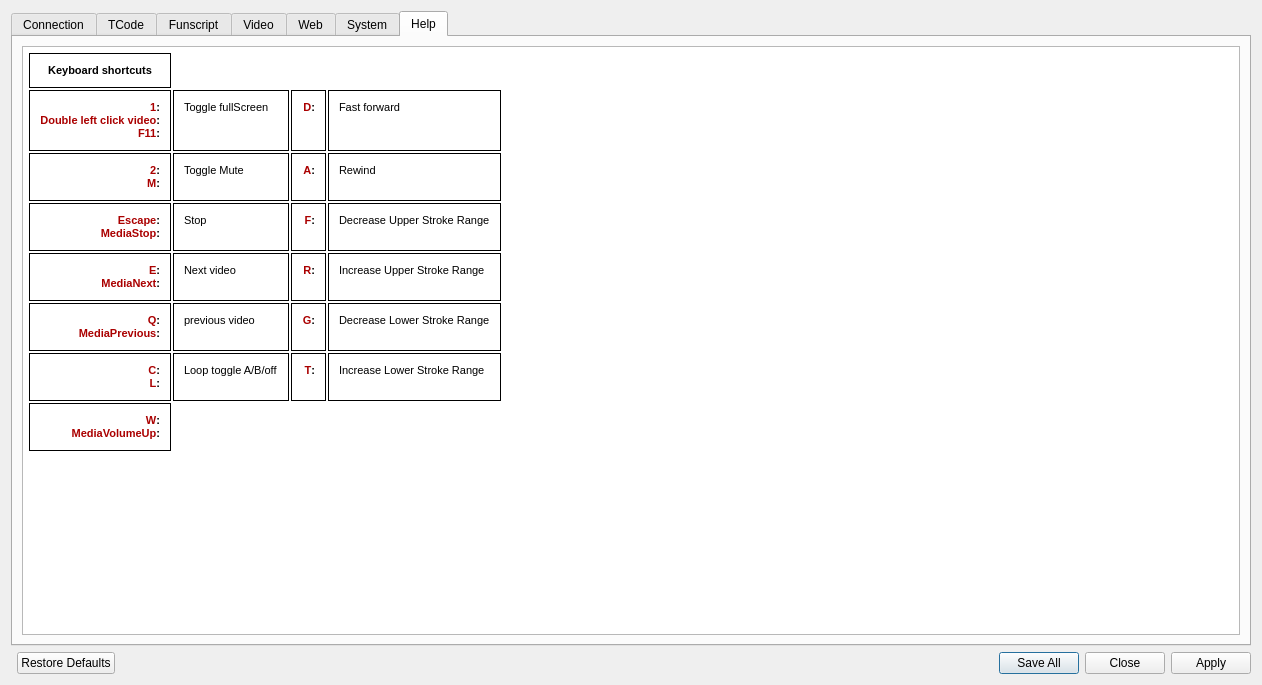
Old version of the form src/settings.ui in the repository jcfain/XTPlayer.
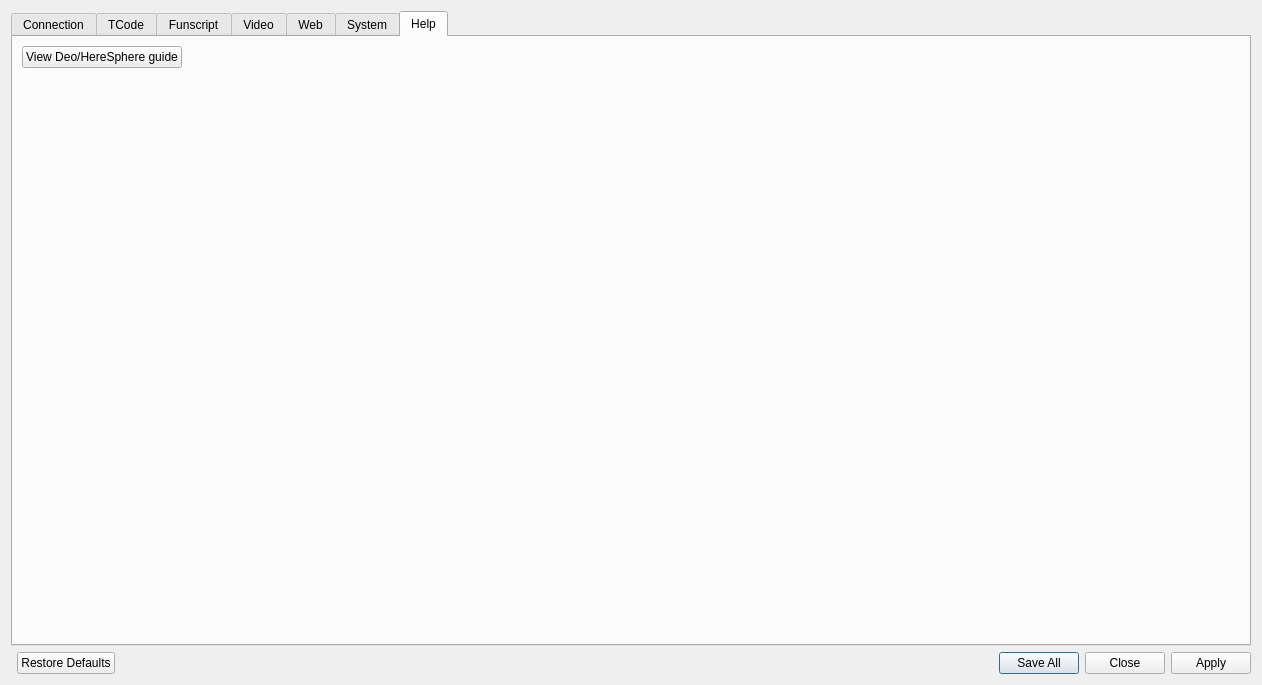
New version of the form. The open tabs and pages were chosen to show the change. Icons and pictures are not drawn.

The edit to the form file:
```diff
--- a/src/settings.ui
+++ b/src/settings.ui
@@ -39,6 +39,9 @@
    </item>
    <item row="0" column="0" colspan="2">
     <widget class="QTabWidget" name="settingsTabWidget">
+     <property name="enabled">
+      <bool>true</bool>
+     </property>
      <property name="currentIndex">
       <number>0</number>
      </property>
@@ -1101,199 +1104,16 @@
        <string>Help</string>
       </attribute>
       <layout class="QGridLayout" name="gridLayout_5">
-       <item row="0" column="0">
-        <widget class="QTextEdit" name="textEdit">
-         <property name="html">
-          <string>&lt;!DOCTYPE HTML PUBLIC &quot;-//W3C//DTD HTML 4.0//EN&quot; &quot;http://www.w3.org/TR/REC-html40/strict.dtd&quot;&gt;
-&lt;html&gt;&lt;head&gt;&lt;meta name=&quot;qrichtext&quot; content=&quot;1&quot; /&gt;&lt;meta charset=&quot;utf-8&quot; /&gt;&lt;style type=&quot;text/css&quot;&gt;
-p, li { white-space: pre-wrap; }
-&lt;/style&gt;&lt;/head&gt;&lt;body style=&quot; font-family:'Segoe UI'; font-size:9pt; font-weight:400; font-style:normal;&quot;&gt;
-&lt;table border=&quot;0&quot; style=&quot; margin-top:0px; margin-bottom:0px; margin-left:0px; margin-right:0px; border-collapse:collapse;&quot; cellspacing=&quot;2&quot; cellpadding=&quot;0&quot;&gt;&lt;thead&gt;
-&lt;tr&gt;
-&lt;td style=&quot; padding-left:10; padding-right:10; padding-top:10; padding-bottom:10; border-top:1px; border-right:1px; border-bottom:1px; border-left:1px; border-top-color:#000000; border-right-color:#000000; border-bottom-color:#000000; border-left-color:#000000; border-top-style:solid; border-right-style:solid; border-bottom-style:solid; border-left-style:solid;&quot;&gt;
-&lt;p align=&quot;center&quot; style=&quot; margin-top:0px; margin-bottom:0px; margin-left:0px; margin-right:0px; -qt-block-indent:0; text-indent:0px;&quot;&gt;&lt;span style=&quot; font-family:'MS Shell Dlg 2'; font-size:8pt; font-weight:600;&quot;&gt;Keyboard shortcuts&lt;/span&gt;&lt;/p&gt;&lt;/td&gt;
-&lt;td&gt;&lt;/td&gt;
-&lt;td&gt;&lt;/td&gt;
-&lt;td&gt;&lt;/td&gt;
-&lt;td&gt;&lt;/td&gt;
-&lt;td&gt;&lt;/td&gt;
-&lt;td&gt;&lt;/td&gt;
-&lt;td&gt;&lt;/td&gt;&lt;/tr&gt;&lt;/thead&gt;
-&lt;tr&gt;
-&lt;td style=&quot; padding-left:10; padding-right:10; padding-top:10; padding-bottom:10; border-top:1px; border-right:1px; border-bottom:1px; border-left:1px; border-top-color:#000000; border-right-color:#000000; border-bottom-color:#000000; border-left-color:#000000; border-top-style:solid; border-right-style:solid; border-bottom-style:solid; border-left-style:solid;&quot;&gt;
-&lt;p align=&quot;right&quot; style=&quot; margin-top:0px; margin-bottom:0px; margin-left:0px; margin-right:0px; -qt-block-indent:0; text-indent:0px;&quot;&gt;&lt;span style=&quot; font-family:'Courier New'; font-size:8pt; font-weight:600; color:#aa0000;&quot;&gt;1&lt;/span&gt;&lt;span style=&quot; font-family:'Courier New'; font-size:8pt; font-weight:600; color:#000000;&quot;&gt;:&lt;/span&gt;&lt;/p&gt;
-&lt;p align=&quot;right&quot; style=&quot; margin-top:0px; margin-bottom:0px; margin-left:0px; margin-right:0px; -qt-block-indent:0; text-indent:0px;&quot;&gt;&lt;span style=&quot; font-family:'Courier New'; font-size:8pt; font-weight:600; color:#aa0000;&quot;&gt;Double left click video&lt;/span&gt;&lt;span style=&quot; font-family:'Courier New'; font-size:8pt; font-weight:600; color:#000000;&quot;&gt;:&lt;/span&gt;&lt;/p&gt;
-&lt;p align=&quot;right&quot; style=&quot; margin-top:0px; margin-bottom:0px; margin-left:0px; margin-right:0px; -qt-block-indent:0; text-indent:0px;&quot;&gt;&lt;span style=&quot; font-family:'Courier New'; font-size:8pt; font-weight:600; color:#aa0000;&quot;&gt;F11&lt;/span&gt;&lt;span style=&quot; font-family:'Courier New'; font-size:8pt; font-weight:600;&quot;&gt;:&lt;/span&gt;&lt;/p&gt;&lt;/td&gt;
-&lt;td style=&quot; padding-left:10; padding-right:10; padding-top:10; padding-bottom:10; border-top:1px; border-right:1px; border-bottom:1px; border-left:1px; border-top-color:#000000; border-right-color:#000000; border-bottom-color:#000000; border-left-color:#000000; border-top-style:solid; border-right-style:solid; border-bottom-style:solid; border-left-style:solid;&quot;&gt;
-&lt;p style=&quot; margin-top:0px; margin-bottom:0px; margin-left:0px; margin-right:0px; -qt-block-indent:0; text-indent:0px;&quot;&gt;&lt;span style=&quot; font-family:'Courier New'; font-size:8pt;&quot;&gt;Toggle fullScreen&lt;/span&gt;&lt;/p&gt;&lt;/td&gt;
-&lt;td style=&quot; padding-left:10; padding-right:10; padding-top:10; padding-bottom:10; border-top:1px; border-right:1px; border-bottom:1px; border-left:1px; border-top-color:#000000; border-right-color:#000000; border-bottom-color:#000000; border-left-color:#000000; border-top-style:solid; border-right-style:solid; border-bottom-style:solid; border-left-style:solid;&quot;&gt;
-&lt;p align=&quot;right&quot; style=&quot; margin-top:0px; margin-bottom:0px; margin-left:0px; margin-right:0px; -qt-block-indent:0; text-indent:0px;&quot;&gt;&lt;span style=&quot; font-family:'Courier New'; font-size:8pt; font-weight:600; color:#aa0000;&quot;&gt;D&lt;/span&gt;&lt;span style=&quot; font-family:'Courier New'; font-size:8pt; font-weight:600;&quot;&gt;:&lt;/span&gt;&lt;/p&gt;&lt;/td&gt;
-&lt;td style=&quot; padding-left:10; padding-right:10; padding-top:10; padding-bottom:10; border-top:1px; border-right:1px; border-bottom:1px; border-left:1px; border-top-color:#000000; border-right-color:#000000; border-bottom-color:#000000; border-left-color:#000000; border-top-style:solid; border-right-style:solid; border-bottom-style:solid; border-left-style:solid;&quot;&gt;
-&lt;p style=&quot; margin-top:0px; margin-bottom:0px; margin-left:0px; margin-right:0px; -qt-block-indent:0; text-indent:0px;&quot;&gt;&lt;span style=&quot; font-family:'Courier New'; font-size:8pt;&quot;&gt;Fast forward&lt;/span&gt;&lt;/p&gt;&lt;/td&gt;
-&lt;td&gt;&lt;/td&gt;
-&lt;td&gt;&lt;/td&gt;
-&lt;td&gt;&lt;/td&gt;
-&lt;td&gt;&lt;/td&gt;&lt;/tr&gt;
-&lt;tr&gt;
-&lt;td style=&quot; padding-left:10; padding-right:10; padding-top:10; padding-bottom:10; border-top:1px; border-right:1px; border-bottom:1px; border-left:1px; border-top-color:#000000; border-right-color:#000000; border-bottom-color:#000000; border-left-color:#000000; border-top-style:solid; border-right-style:solid; border-bottom-style:solid; border-left-style:solid;&quot;&gt;
-&lt;p align=&quot;right&quot; style=&quot; margin-top:0px; margin-bottom:0px; margin-left:0px; margin-right:0px; -qt-block-indent:0; text-indent:0px;&quot;&gt;&lt;span style=&quot; font-family:'Courier New'; font-size:8pt; font-weight:600; color:#aa0000;&quot;&gt;2&lt;/span&gt;&lt;span style=&quot; font-family:'Courier New'; font-size:8pt; font-weight:600;&quot;&gt;:&lt;/span&gt;&lt;/p&gt;
-&lt;p align=&quot;right&quot; style=&quot; margin-top:0px; margin-bottom:0px; margin-left:0px; margin-right:0px; -qt-block-indent:0; text-indent:0px;&quot;&gt;&lt;span style=&quot; font-family:'Courier New'; font-size:8pt; font-weight:600; color:#aa0000;&quot;&gt;M&lt;/span&gt;&lt;span style=&quot; font-family:'Courier New'; font-size:8pt; font-weight:600;&quot;&gt;:&lt;/span&gt;&lt;/p&gt;&lt;/td&gt;
-&lt;td style=&quot; padding-left:10; padding-right:10; padding-top:10; padding-bottom:10; border-top:1px; border-right:1px; border-bottom:1px; border-left:1px; border-top-color:#000000; border-right-color:#000000; border-bottom-color:#000000; border-left-color:#000000; border-top-style:solid; border-right-style:solid; border-bottom-style:solid; border-left-style:solid;&quot;&gt;
-&lt;p style=&quot; margin-top:0px; margin-bottom:0px; margin-left:0px; margin-right:0px; -qt-block-indent:0; text-indent:0px;&quot;&gt;&lt;span style=&quot; font-family:'Courier New'; font-size:8pt;&quot;&gt;Toggle Mute&lt;/span&gt;&lt;/p&gt;&lt;/td&gt;
-&lt;td style=&quot; padding-left:10; padding-right:10; padding-top:10; padding-bottom:10; border-top:1px; border-right:1px; border-bottom:1px; border-left:1px; border-top-color:#000000; border-right-color:#000000; border-bottom-color:#000000; border-left-color:#000000; border-top-style:solid; border-right-style:solid; border-bottom-style:solid; border-left-style:solid;&quot;&gt;
-&lt;p align=&quot;right&quot; style=&quot; margin-top:0px; margin-bottom:0px; margin-left:0px; margin-right:0px; -qt-block-indent:0; text-indent:0px;&quot;&gt;&lt;span style=&quot; font-family:'Courier New'; font-size:8pt; font-weight:600; color:#aa0000;&quot;&gt;A&lt;/span&gt;&lt;span style=&quot; font-family:'Courier New'; font-size:8pt; font-weight:600;&quot;&gt;:&lt;/span&gt;&lt;/p&gt;&lt;/td&gt;
-&lt;td style=&quot; padding-left:10; padding-right:10; padding-top:10; padding-bottom:10; border-top:1px; border-right:1px; border-bottom:1px; border-left:1px; border-top-color:#000000; border-right-color:#000000; border-bottom-color:#000000; border-left-color:#000000; border-top-style:solid; border-right-style:solid; border-bottom-style:solid; border-left-style:solid;&quot;&gt;
-&lt;p style=&quot; margin-top:0px; margin-bottom:0px; margin-left:0px; margin-right:0px; -qt-block-indent:0; text-indent:0px;&quot;&gt;&lt;span style=&quot; font-family:'Courier New'; font-size:8pt;&quot;&gt;Rewind&lt;/span&gt;&lt;/p&gt;&lt;/td&gt;
-&lt;td&gt;&lt;/td&gt;
-&lt;td&gt;&lt;/td&gt;
-&lt;td&gt;&lt;/td&gt;
-&lt;td&gt;&lt;/td&gt;&lt;/tr&gt;
-&lt;tr&gt;
-&lt;td style=&quot; padding-left:10; padding-right:10; padding-top:10; padding-bottom:10; border-top:1px; border-right:1px; border-bottom:1px; border-left:1px; border-top-color:#000000; border-right-color:#000000; border-bottom-color:#000000; border-left-color:#000000; border-top-style:solid; border-right-style:solid; border-bottom-style:solid; border-left-style:solid;&quot;&gt;
-&lt;p align=&quot;right&quot; style=&quot; margin-top:0px; margin-bottom:0px; margin-left:0px; margin-right:0px; -qt-block-indent:0; text-indent:0px;&quot;&gt;&lt;span style=&quot; font-family:'Courier New'; font-size:8pt; font-weight:600; color:#aa0000;&quot;&gt;Escape&lt;/span&gt;&lt;span style=&quot; font-family:'Courier New'; font-size:8pt; font-weight:600;&quot;&gt;:&lt;/span&gt;&lt;/p&gt;
-&lt;p align=&quot;right&quot; style=&quot; margin-top:0px; margin-bottom:0px; margin-left:0px; margin-right:0px; -qt-block-indent:0; text-indent:0px;&quot;&gt;&lt;span style=&quot; font-family:'Courier New'; font-size:8pt; font-weight:600; color:#aa0000;&quot;&gt;MediaStop&lt;/span&gt;&lt;span style=&quot; font-family:'Courier New'; font-size:8pt; font-weight:600;&quot;&gt;:&lt;/span&gt;&lt;/p&gt;&lt;/td&gt;
-&lt;td style=&quot; padding-left:10; padding-right:10; padding-top:10; padding-bottom:10; border-top:1px; border-right:1px; border-bottom:1px; border-left:1px; border-top-color:#000000; border-right-color:#000000; border-bottom-color:#000000; border-left-color:#000000; border-top-style:solid; border-right-style:solid; border-bottom-style:solid; border-left-style:solid;&quot;&gt;
-&lt;p style=&quot; margin-top:0px; margin-bottom:0px; margin-left:0px; margin-right:0px; -qt-block-indent:0; text-indent:0px;&quot;&gt;&lt;span style=&quot; font-family:'Courier New'; font-size:8pt;&quot;&gt;Stop&lt;/span&gt;&lt;/p&gt;&lt;/td&gt;
-&lt;td style=&quot; padding-left:10; padding-right:10; padding-top:10; padding-bottom:10; border-top:1px; border-right:1px; border-bottom:1px; border-left:1px; border-top-color:#000000; border-right-color:#000000; border-bottom-color:#000000; border-left-color:#000000; border-top-style:solid; border-right-style:solid; border-bottom-style:solid; border-left-style:solid;&quot;&gt;
-&lt;p align=&quot;right&quot; style=&quot; margin-top:0px; margin-bottom:0px; margin-left:0px; margin-right:0px; -qt-block-indent:0; text-indent:0px;&quot;&gt;&lt;span style=&quot; font-family:'Courier New'; font-size:8pt; font-weight:600; color:#aa0000;&quot;&gt;F&lt;/span&gt;&lt;span style=&quot; font-family:'Courier New'; font-size:8pt; font-weight:600;&quot;&gt;:&lt;/span&gt;&lt;/p&gt;&lt;/td&gt;
-&lt;td style=&quot; padding-left:10; padding-right:10; padding-top:10; padding-bottom:10; border-top:1px; border-right:1px; border-bottom:1px; border-left:1px; border-top-color:#000000; border-right-color:#000000; border-bottom-color:#000000; border-left-color:#000000; border-top-style:solid; border-right-style:solid; border-bottom-style:solid; border-left-style:solid;&quot;&gt;
-&lt;p style=&quot; margin-top:0px; margin-bottom:0px; margin-left:0px; margin-right:0px; -qt-block-indent:0; text-indent:0px;&quot;&gt;&lt;span style=&quot; font-family:'Courier New'; font-size:8pt;&quot;&gt;Decrease Upper Stroke Range&lt;/span&gt;&lt;/p&gt;&lt;/td&gt;
-&lt;td&gt;&lt;/td&gt;
-&lt;td&gt;&lt;/td&gt;
-&lt;td&gt;&lt;/td&gt;
-&lt;td&gt;&lt;/td&gt;&lt;/tr&gt;
-&lt;tr&gt;
-&lt;td style=&quot; padding-left:10; padding-right:10; padding-top:10; padding-bottom:10; border-top:1px; border-right:1px; border-bottom:1px; border-left:1px; border-top-color:#000000; border-right-color:#000000; border-bottom-color:#000000; border-left-color:#000000; border-top-style:solid; border-right-style:solid; border-bottom-style:solid; border-left-style:solid;&quot;&gt;
-&lt;p align=&quot;right&quot; style=&quot; margin-top:0px; margin-bottom:0px; margin-left:0px; margin-right:0px; -qt-block-indent:0; text-indent:0px;&quot;&gt;&lt;span style=&quot; font-family:'Courier New'; font-size:8pt; font-weight:600; color:#aa0000;&quot;&gt;E&lt;/span&gt;&lt;span style=&quot; font-family:'Courier New'; font-size:8pt; font-weight:600;&quot;&gt;:&lt;/span&gt;&lt;/p&gt;
-&lt;p align=&quot;right&quot; style=&quot; margin-top:0px; margin-bottom:0px; margin-left:0px; margin-right:0px; -qt-block-indent:0; text-indent:0px;&quot;&gt;&lt;span style=&quot; font-family:'Courier New'; font-size:8pt; font-weight:600; color:#aa0000;&quot;&gt;MediaNext&lt;/span&gt;&lt;span style=&quot; font-family:'Courier New'; font-size:8pt; font-weight:600;&quot;&gt;:&lt;/span&gt;&lt;/p&gt;&lt;/td&gt;
-&lt;td style=&quot; padding-left:10; padding-right:10; padding-top:10; padding-bottom:10; border-top:1px; border-right:1px; border-bottom:1px; border-left:1px; border-top-color:#000000; border-right-color:#000000; border-bottom-color:#000000; border-left-color:#000000; border-top-style:solid; border-right-style:solid; border-bottom-style:solid; border-left-style:solid;&quot;&gt;
-&lt;p style=&quot; margin-top:0px; margin-bottom:0px; margin-left:0px; margin-right:0px; -qt-block-indent:0; text-indent:0px;&quot;&gt;&lt;span style=&quot; font-family:'Courier New'; font-size:8pt;&quot;&gt;Next video&lt;/span&gt;&lt;/p&gt;&lt;/td&gt;
-&lt;td style=&quot; padding-left:10; padding-right:10; padding-top:10; padding-bottom:10; border-top:1px; border-right:1px; border-bottom:1px; border-left:1px; border-top-color:#000000; border-right-color:#000000; border-bottom-color:#000000; border-left-color:#000000; border-top-style:solid; border-right-style:solid; border-bottom-style:solid; border-left-style:solid;&quot;&gt;
-&lt;p align=&quot;right&quot; style=&quot; margin-top:0px; margin-bottom:0px; margin-left:0px; margin-right:0px; -qt-block-indent:0; text-indent:0px;&quot;&gt;&lt;span style=&quot; font-family:'Courier New'; font-size:8pt; font-weight:600; color:#aa0000;&quot;&gt;R&lt;/span&gt;&lt;span style=&quot; font-family:'Courier New'; font-size:8pt; font-weight:600;&quot;&gt;:&lt;/span&gt;&lt;/p&gt;&lt;/td&gt;
-&lt;td style=&quot; padding-left:10; padding-right:10; padding-top:10; padding-bottom:10; border-top:1px; border-right:1px; border-bottom:1px; border-left:1px; border-top-color:#000000; border-right-color:#000000; border-bottom-color:#000000; border-left-color:#000000; border-top-style:solid; border-right-style:solid; border-bottom-style:solid; border-left-style:solid;&quot;&gt;
-&lt;p style=&quot; margin-top:0px; margin-bottom:0px; margin-left:0px; margin-right:0px; -qt-block-indent:0; text-indent:0px;&quot;&gt;&lt;span style=&quot; font-family:'MS Shell Dlg 2'; font-size:8pt;&quot;&gt;Increase Upper Stroke Range&lt;/span&gt;&lt;/p&gt;&lt;/td&gt;
-&lt;td&gt;&lt;/td&gt;
-&lt;td&gt;&lt;/td&gt;
-&lt;td&gt;&lt;/td&gt;
-&lt;td&gt;&lt;/td&gt;&lt;/tr&gt;
-&lt;tr&gt;
-&lt;td style=&quot; padding-left:10; padding-right:10; padding-top:10; padding-bottom:10; border-top:1px; border-right:1px; border-bottom:1px; border-left:1px; border-top-color:#000000; border-right-color:#000000; border-bottom-color:#000000; border-left-color:#000000; border-top-style:solid; border-right-style:solid; border-bottom-style:solid; border-left-style:solid;&quot;&gt;
-&lt;p align=&quot;right&quot; style=&quot; margin-top:0px; margin-bottom:0px; margin-left:0px; margin-right:0px; -qt-block-indent:0; text-indent:0px;&quot;&gt;&lt;span style=&quot; font-family:'Courier New'; font-size:8pt; font-weight:600; color:#aa0000;&quot;&gt;Q&lt;/span&gt;&lt;span style=&quot; font-family:'Courier New'; font-size:8pt; font-weight:600;&quot;&gt;:&lt;/span&gt;&lt;/p&gt;
-&lt;p align=&quot;right&quot; style=&quot; margin-top:0px; margin-bottom:0px; margin-left:0px; margin-right:0px; -qt-block-indent:0; text-indent:0px;&quot;&gt;&lt;span style=&quot; font-family:'Courier New'; font-size:8pt; font-weight:600; color:#aa0000;&quot;&gt;MediaPrevious&lt;/span&gt;&lt;span style=&quot; font-family:'Courier New'; font-size:8pt; font-weight:600;&quot;&gt;:&lt;/span&gt;&lt;/p&gt;&lt;/td&gt;
-&lt;td style=&quot; padding-left:10; padding-right:10; padding-top:10; padding-bottom:10; border-top:1px; border-right:1px; border-bottom:1px; border-left:1px; border-top-color:#000000; border-right-color:#000000; border-bottom-color:#000000; border-left-color:#000000; border-top-style:solid; border-right-style:solid; border-bottom-style:solid; border-left-style:solid;&quot;&gt;
-&lt;p style=&quot; margin-top:0px; margin-bottom:0px; margin-left:0px; margin-right:0px; -qt-block-indent:0; text-indent:0px;&quot;&gt;&lt;span style=&quot; font-family:'Courier New'; font-size:8pt;&quot;&gt;previous video&lt;/span&gt;&lt;/p&gt;&lt;/td&gt;
-&lt;td style=&quot; padding-left:10; padding-right:10; padding-top:10; padding-bottom:10; border-top:1px; border-right:1px; border-bottom:1px; border-left:1px; border-top-color:#000000; border-right-color:#000000; border-bottom-color:#000000; border-left-color:#000000; border-top-style:solid; border-right-style:solid; border-bottom-style:solid; border-left-style:solid;&quot;&gt;
-&lt;p align=&quot;right&quot; style=&quot; margin-top:0px; margin-bottom:0px; margin-left:0px; margin-right:0px; -qt-block-indent:0; text-indent:0px;&quot;&gt;&lt;span style=&quot; font-family:'Courier New'; font-size:8pt; font-weight:600; color:#aa0000;&quot;&gt;G&lt;/span&gt;&lt;span style=&quot; font-family:'Courier New'; font-size:8pt; font-weight:600;&quot;&gt;:&lt;/span&gt;&lt;/p&gt;&lt;/td&gt;
-&lt;td style=&quot; padding-left:10; padding-right:10; padding-top:10; padding-bottom:10; border-top:1px; border-right:1px; border-bottom:1px; border-left:1px; border-top-color:#000000; border-right-color:#000000; border-bottom-color:#000000; border-left-color:#000000; border-top-style:solid; border-right-style:solid; border-bottom-style:solid; border-left-style:solid;&quot;&gt;
-&lt;p style=&quot; margin-top:0px; margin-bottom:0px; margin-left:0px; margin-right:0px; -qt-block-indent:0; text-indent:0px;&quot;&gt;&lt;span style=&quot; font-family:'Courier New'; font-size:8pt;&quot;&gt;Decrease Lower Stroke Range&lt;/span&gt;&lt;/p&gt;&lt;/td&gt;
-&lt;td&gt;&lt;/td&gt;
-&lt;td&gt;&lt;/td&gt;
-&lt;td&gt;&lt;/td&gt;
-&lt;td&gt;&lt;/td&gt;&lt;/tr&gt;
-&lt;tr&gt;
-&lt;td style=&quot; padding-left:10; padding-right:10; padding-top:10; padding-bottom:10; border-top:1px; border-right:1px; border-bottom:1px; border-left:1px; border-top-color:#000000; border-right-color:#000000; border-bottom-color:#000000; border-left-color:#000000; border-top-style:solid; border-right-style:solid; border-bottom-style:solid; border-left-style:solid;&quot;&gt;
-&lt;p align=&quot;right&quot; style=&quot; margin-top:0px; margin-bottom:0px; margin-left:0px; margin-right:0px; -qt-block-indent:0; text-indent:0px;&quot;&gt;&lt;span style=&quot; font-family:'Courier New'; font-size:8pt; font-weight:600; color:#aa0000;&quot;&gt;C&lt;/span&gt;&lt;span style=&quot; font-family:'Courier New'; font-size:8pt; font-weight:600;&quot;&gt;:&lt;/span&gt;&lt;/p&gt;
-&lt;p align=&quot;right&quot; style=&quot; margin-top:0px; margin-bottom:0px; margin-left:0px; margin-right:0px; -qt-block-indent:0; text-indent:0px;&quot;&gt;&lt;span style=&quot; font-family:'Courier New'; font-size:8pt; font-weight:600; color:#aa0000;&quot;&gt;L&lt;/span&gt;&lt;span style=&quot; font-family:'Courier New'; font-size:8pt; font-weight:600;&quot;&gt;:&lt;/span&gt;&lt;/p&gt;&lt;/td&gt;
-&lt;td style=&quot; padding-left:10; padding-right:10; padding-top:10; padding-bottom:10; border-top:1px; border-right:1px; border-bottom:1px; border-left:1px; border-top-color:#000000; border-right-color:#000000; border-bottom-color:#000000; border-left-color:#000000; border-top-style:solid; border-right-style:solid; border-bottom-style:solid; border-left-style:solid;&quot;&gt;
-&lt;p style=&quot; margin-top:0px; margin-bottom:0px; margin-left:0px; margin-right:0px; -qt-block-indent:0; text-indent:0px;&quot;&gt;&lt;span style=&quot; font-family:'Courier New'; font-size:8pt;&quot;&gt;Loop toggle A/B/off&lt;/span&gt;&lt;/p&gt;&lt;/td&gt;
-&lt;td style=&quot; padding-left:10; padding-right:10; padding-top:10; padding-bottom:10; border-top:1px; border-right:1px; border-bottom:1px; border-left:1px; border-top-color:#000000; border-right-color:#000000; border-bottom-color:#000000; border-left-color:#000000; border-top-style:solid; border-right-style:solid; border-bottom-style:solid; border-left-style:solid;&quot;&gt;
-&lt;p align=&quot;right&quot; style=&quot; margin-top:0px; margin-bottom:0px; margin-left:0px; margin-right:0px; -qt-block-indent:0; text-indent:0px;&quot;&gt;&lt;span style=&quot; font-family:'Courier New'; font-size:8pt; font-weight:600; color:#aa0000;&quot;&gt;T&lt;/span&gt;&lt;span style=&quot; font-family:'Courier New'; font-size:8pt; font-weight:600;&quot;&gt;:&lt;/span&gt;&lt;/p&gt;&lt;/td&gt;
-&lt;td style=&quot; padding-left:10; padding-right:10; padding-top:10; padding-bottom:10; border-top:1px; border-right:1px; border-bottom:1px; border-left:1px; border-top-color:#000000; border-right-color:#000000; border-bottom-color:#000000; border-left-color:#000000; border-top-style:solid; border-right-style:solid; border-bottom-style:solid; border-left-style:solid;&quot;&gt;
-&lt;p style=&quot; margin-top:0px; margin-bottom:0px; margin-left:0px; margin-right:0px; -qt-block-indent:0; text-indent:0px;&quot;&gt;&lt;span style=&quot; font-family:'MS Shell Dlg 2'; font-size:8pt;&quot;&gt;Increase Lower Stroke Range&lt;/span&gt;&lt;/p&gt;&lt;/td&gt;
-&lt;td&gt;&lt;/td&gt;
-&lt;td&gt;&lt;/td&gt;
-&lt;td&gt;&lt;/td&gt;
-&lt;td&gt;&lt;/td&gt;&lt;/tr&gt;
-&lt;tr&gt;
-&lt;td style=&quot; padding-left:10; padding-right:10; padding-top:10; padding-bottom:10; border-top:1px; border-right:1px; border-bottom:1px; border-left:1px; border-top-color:#000000; border-right-color:#000000; border-bottom-color:#000000; border-left-color:#000000; border-top-style:solid; border-right-style:solid; border-bottom-style:solid; border-left-style:solid;&quot;&gt;
-&lt;p align=&quot;right&quot; style=&quot; margin-top:0px; margin-bottom:0px; margin-left:0px; margin-right:0px; -qt-block-indent:0; text-indent:0px;&quot;&gt;&lt;span style=&quot; font-family:'Courier New'; font-size:8pt; font-weight:600; color:#aa0000;&quot;&gt;W&lt;/span&gt;&lt;span style=&quot; font-family:'Courier New'; font-size:8pt; font-weight:600;&quot;&gt;:&lt;/span&gt;&lt;/p&gt;
-&lt;p align=&quot;right&quot; style=&quot; margin-top:0px; margin-bottom:0px; margin-left:0px; margin-right:0px; -qt-block-indent:0; text-indent:0px;&quot;&gt;&lt;span style=&quot; font-family:'Courier New'; font-size:8pt; font-weight:600; color:#aa0000;&quot;&gt;MediaVolumeUp&lt;/span&gt;&lt;span style=&quot; font-family:'Courier New'; font-size:8pt; font-weight:600;&quot;&gt;:&lt;/span&gt;&lt;/p&gt;&lt;/td&gt;
-&lt;td style=&quot; padding-left:10; padding-right:10; padding-top:10; padding-bottom:10; border-top:1px; border-right:1px; border-bottom:1px; border-left:1px; border-top-color:#000000; border-right-color:#000000; border-bottom-color:#000000; border-left-color:#000000; border-top-style:solid; border-right-style:solid; border-bottom-style:solid; border-left-style:solid;&quot;&gt;
-&lt;p style=&quot; margin-top:0px; margin-bottom:0px; margin-left:0px; margin-right:0px; -qt-block-indent:0; text-indent:0px;&quot;&gt;&lt;span style=&quot; font-family:'Courier New'; font-size:8pt;&quot;&gt;Volume up&lt;/span&gt;&lt;/p&gt;&lt;/td&gt;
-&lt;td style=&quot; padding-left:10; padding-right:10; padding-top:10; padding-bottom:10; border-top:1px; border-right:1px; border-bottom:1px; border-left:1px; border-top-color:#000000; border-right-color:#000000; border-bottom-color:#000000; border-left-color:#000000; border-top-style:solid; border-right-style:solid; border-bottom-style:solid; border-left-style:solid;&quot;&gt;
-&lt;p align=&quot;right&quot; style=&quot; margin-top:0px; margin-bottom:0px; margin-left:0px; margin-right:0px; -qt-block-indent:0; text-indent:0px;&quot;&gt;&lt;span style=&quot; font-family:'Courier New'; font-size:8pt; font-weight:600; color:#aa0000;&quot;&gt;X&lt;/span&gt;&lt;span style=&quot; font-family:'Courier New'; font-size:8pt; font-weight:600;&quot;&gt;:&lt;/span&gt;&lt;/p&gt;&lt;/td&gt;
-&lt;td style=&quot; padding-left:10; padding-right:10; padding-top:10; padding-bottom:10; border-top:1px; border-right:1px; border-bottom:1px; border-left:1px; border-top-color:#000000; border-right-color:#000000; border-bottom-color:#000000; border-left-color:#000000; border-top-style:solid; border-right-style:solid; border-bottom-style:solid; border-left-style:solid;&quot;&gt;
-&lt;p style=&quot; margin-top:0px; margin-bottom:0px; margin-left:0px; margin-right:0px; -qt-block-indent:0; text-indent:0px;&quot;&gt;&lt;span style=&quot; font-family:'Courier New'; font-size:8pt;&quot;&gt;Increase Stroke Range&lt;/span&gt;&lt;/p&gt;&lt;/td&gt;
-&lt;td&gt;&lt;/td&gt;
-&lt;td&gt;&lt;/td&gt;
-&lt;td&gt;&lt;/td&gt;
-&lt;td&gt;&lt;/td&gt;&lt;/tr&gt;
-&lt;tr&gt;
-&lt;td style=&quot; padding-left:10; padding-right:10; padding-top:10; padding-bottom:10; border-top:1px; border-right:1px; border-bottom:1px; border-left:1px; border-top-color:#000000; border-right-color:#000000; border-bottom-color:#000000; border-left-color:#000000; border-top-style:solid; border-right-style:solid; border-bottom-style:solid; border-left-style:solid;&quot;&gt;
-&lt;p align=&quot;right&quot; style=&quot; margin-top:0px; margin-bottom:0px; margin-left:0px; margin-right:0px; -qt-block-indent:0; text-indent:0px;&quot;&gt;&lt;span style=&quot; font-family:'Courier New'; font-size:8pt; font-weight:600; color:#aa0000;&quot;&gt;S&lt;/span&gt;&lt;span style=&quot; font-family:'Courier New'; font-size:8pt; font-weight:600;&quot;&gt;:&lt;/span&gt;&lt;/p&gt;
-&lt;p align=&quot;right&quot; style=&quot; margin-top:0px; margin-bottom:0px; margin-left:0px; margin-right:0px; -qt-block-indent:0; text-indent:0px;&quot;&gt;&lt;span style=&quot; font-family:'Courier New'; font-size:8pt; font-weight:600; color:#aa0000;&quot;&gt;MediaVolumeDown&lt;/span&gt;&lt;span style=&quot; font-family:'Courier New'; font-size:8pt; font-weight:600;&quot;&gt;:&lt;/span&gt;&lt;/p&gt;&lt;/td&gt;
-&lt;td style=&quot; padding-left:10; padding-right:10; padding-top:10; padding-bottom:10; border-top:1px; border-right:1px; border-bottom:1px; border-left:1px; border-top-color:#000000; border-right-color:#000000; border-bottom-color:#000000; border-left-color:#000000; border-top-style:solid; border-right-style:solid; border-bottom-style:solid; border-left-style:solid;&quot;&gt;
-&lt;p style=&quot; margin-top:0px; margin-bottom:0px; margin-left:0px; margin-right:0px; -qt-block-indent:0; text-indent:0px;&quot;&gt;&lt;span style=&quot; font-family:'Courier New'; font-size:8pt;&quot;&gt;Volume down&lt;/span&gt;&lt;/p&gt;&lt;/td&gt;
-&lt;td style=&quot; padding-left:10; padding-right:10; padding-top:10; padding-bottom:10; border-top:1px; border-right:1px; border-bottom:1px; border-left:1px; border-top-color:#000000; border-right-color:#000000; border-bottom-color:#000000; border-left-color:#000000; border-top-style:solid; border-right-style:solid; border-bottom-style:solid; border-left-style:solid;&quot;&gt;
-&lt;p align=&quot;right&quot; style=&quot; margin-top:0px; margin-bottom:0px; margin-left:0px; margin-right:0px; -qt-block-indent:0; text-indent:0px;&quot;&gt;&lt;span style=&quot; font-family:'Courier New'; font-size:8pt; font-weight:600; color:#aa0000;&quot;&gt;Z&lt;/span&gt;&lt;span style=&quot; font-family:'Courier New'; font-size:8pt; font-weight:600;&quot;&gt;:&lt;/span&gt;&lt;/p&gt;&lt;/td&gt;
-&lt;td style=&quot; padding-left:10; padding-right:10; padding-top:10; padding-bottom:10; border-top:1px; border-right:1px; border-bottom:1px; border-left:1px; border-top-color:#000000; border-right-color:#000000; border-bottom-color:#000000; border-left-color:#000000; border-top-style:solid; border-right-style:solid; border-bottom-style:solid; border-left-style:solid;&quot;&gt;
-&lt;p style=&quot; margin-top:0px; margin-bottom:0px; margin-left:0px; margin-right:0px; -qt-block-indent:0; text-indent:0px;&quot;&gt;&lt;span style=&quot; font-family:'MS Shell Dlg 2'; font-size:8pt;&quot;&gt;Decrease Stroke Range&lt;/span&gt;&lt;/p&gt;&lt;/td&gt;
-&lt;td&gt;&lt;/td&gt;
-&lt;td&gt;&lt;/td&gt;
-&lt;td&gt;&lt;/td&gt;
-&lt;td&gt;&lt;/td&gt;&lt;/tr&gt;
-&lt;tr&gt;
-&lt;td style=&quot; padding-left:10; padding-right:10; padding-top:10; padding-bottom:10; border-top:1px; border-right:1px; border-bottom:1px; border-left:1px; border-top-color:#000000; border-right-color:#000000; border-bottom-color:#000000; border-left-color:#000000; border-top-style:solid; border-right-style:solid; border-bottom-style:solid; border-left-style:solid;&quot;&gt;
-&lt;p align=&quot;right&quot; style=&quot; margin-top:0px; margin-bottom:0px; margin-left:0px; margin-right:0px; -qt-block-indent:0; text-indent:0px;&quot;&gt;&lt;span style=&quot; font-family:'Courier New'; font-size:8pt; font-weight:600; color:#aa0000;&quot;&gt;Right click video&lt;/span&gt;&lt;span style=&quot; font-family:'Courier New'; font-size:8pt; font-weight:600; color:#000000;&quot;&gt;:&lt;/span&gt;&lt;/p&gt;
-&lt;p align=&quot;right&quot; style=&quot; margin-top:0px; margin-bottom:0px; margin-left:0px; margin-right:0px; -qt-block-indent:0; text-indent:0px;&quot;&gt;&lt;span style=&quot; font-family:'MS Shell Dlg 2'; font-size:8pt; font-weight:600; color:#aa0000;&quot;&gt;Space&lt;/span&gt;&lt;span style=&quot; font-family:'MS Shell Dlg 2'; font-size:8pt; font-weight:600;&quot;&gt;:&lt;/span&gt;&lt;/p&gt;
-&lt;p align=&quot;right&quot; style=&quot; margin-top:0px; margin-bottom:0px; margin-left:0px; margin-right:0px; -qt-block-indent:0; text-indent:0px;&quot;&gt;&lt;span style=&quot; font-family:'Courier New'; font-size:8pt; font-weight:600; color:#aa0000;&quot;&gt;Enter&lt;/span&gt;&lt;span style=&quot; font-family:'Courier New'; font-size:8pt; font-weight:600;&quot;&gt;:&lt;/span&gt;&lt;/p&gt;
-&lt;p align=&quot;right&quot; style=&quot; margin-top:0px; margin-bottom:0px; margin-left:0px; margin-right:0px; -qt-block-indent:0; text-indent:0px;&quot;&gt;&lt;span style=&quot; font-family:'Courier New'; font-size:8pt; font-weight:600; color:#aa0000;&quot;&gt;MediaPause&lt;/span&gt;&lt;span style=&quot; font-family:'Courier New'; font-size:8pt; font-weight:600;&quot;&gt;:&lt;/span&gt;&lt;/p&gt;
-&lt;p align=&quot;right&quot; style=&quot; margin-top:0px; margin-bottom:0px; margin-left:0px; margin-right:0px; -qt-block-indent:0; text-indent:0px;&quot;&gt;&lt;span style=&quot; font-family:'Courier New'; font-size:8pt; font-weight:600; color:#aa0000;&quot;&gt;MediaTogglePlayPause&lt;/span&gt;&lt;/p&gt;&lt;/td&gt;
-&lt;td style=&quot; padding-left:10; padding-right:10; padding-top:10; padding-bottom:10; border-top:1px; border-right:1px; border-bottom:1px; border-left:1px; border-top-color:#000000; border-right-color:#000000; border-bottom-color:#000000; border-left-color:#000000; border-top-style:solid; border-right-style:solid; border-bottom-style:solid; border-left-style:solid;&quot;&gt;
-&lt;p style=&quot; margin-top:0px; margin-bottom:0px; margin-left:0px; margin-right:0px; -qt-block-indent:0; text-indent:0px;&quot;&gt;&lt;span style=&quot; font-family:'Courier New'; font-size:8pt; color:#000000;&quot;&gt;Toggle&lt;/span&gt;&lt;span style=&quot; font-family:'Courier New'; font-size:8pt; color:#aa0000;&quot;&gt; &lt;/span&gt;&lt;span style=&quot; font-family:'Courier New'; font-size:8pt; color:#000000;&quot;&gt;play/pause&lt;/span&gt;&lt;/p&gt;&lt;/td&gt;
-&lt;td style=&quot; padding-left:10; padding-right:10; padding-top:10; padding-bottom:10; border-top:1px; border-right:1px; border-bottom:1px; border-left:1px; border-top-color:#000000; border-right-color:#000000; border-bottom-color:#000000; border-left-color:#000000; border-top-style:solid; border-right-style:solid; border-bottom-style:solid; border-left-style:solid;&quot;&gt;
-&lt;p align=&quot;right&quot; style=&quot; margin-top:0px; margin-bottom:0px; margin-left:0px; margin-right:0px; -qt-block-indent:0; text-indent:0px;&quot;&gt;&lt;span style=&quot; font-family:'Courier New'; font-size:8pt; font-weight:600; color:#aa0000;&quot;&gt;I&lt;/span&gt;&lt;span style=&quot; font-family:'Courier New'; font-size:8pt; font-weight:600;&quot;&gt;:&lt;/span&gt;&lt;/p&gt;&lt;/td&gt;
-&lt;td style=&quot; padding-left:10; padding-right:10; padding-top:10; padding-bottom:10; border-top:1px; border-right:1px; border-bottom:1px; border-left:1px; border-top-color:#000000; border-right-color:#000000; border-bottom-color:#000000; border-left-color:#000000; border-top-style:solid; border-right-style:solid; border-bottom-style:solid; border-left-style:solid;&quot;&gt;
-&lt;p style=&quot; margin-top:0px; margin-bottom:0px; margin-left:0px; margin-right:0px; -qt-block-indent:0; text-indent:0px;&quot;&gt;&lt;span style=&quot; font-family:'Courier New'; font-size:8pt;&quot;&gt;Toggle funscript inversion&lt;/span&gt;&lt;/p&gt;
-&lt;p style=&quot;-qt-paragraph-type:empty; margin-top:0px; margin-bottom:0px; margin-left:0px; margin-right:0px; -qt-block-indent:0; text-indent:0px; font-family:'Courier New'; font-size:8pt;&quot;&gt;&lt;br /&gt;&lt;/p&gt;&lt;/td&gt;
-&lt;td&gt;&lt;/td&gt;
-&lt;td&gt;&lt;/td&gt;
-&lt;td&gt;&lt;/td&gt;
-&lt;td&gt;&lt;/td&gt;&lt;/tr&gt;
-&lt;tr&gt;
-&lt;td style=&quot; padding-left:10; padding-right:10; padding-top:10; padding-bottom:10; border-top:1px; border-right:1px; border-bottom:1px; border-left:1px; border-top-color:#000000; border-right-color:#000000; border-bottom-color:#000000; border-left-color:#000000; border-top-style:solid; border-right-style:solid; border-bottom-style:solid; border-left-style:solid;&quot;&gt;
-&lt;p align=&quot;right&quot; style=&quot; margin-top:0px; margin-bottom:0px; margin-left:0px; margin-right:0px; -qt-block-indent:0; text-indent:0px;&quot;&gt;&lt;span style=&quot; font-family:'Courier New'; font-size:8pt; font-weight:600; color:#aa0000;&quot;&gt;Control&lt;/span&gt;&lt;span style=&quot; font-family:'Courier New'; font-size:8pt; font-weight:600;&quot;&gt;:&lt;/span&gt;&lt;/p&gt;&lt;/td&gt;
-&lt;td style=&quot; padding-left:10; padding-right:10; padding-top:10; padding-bottom:10; border-top:1px; border-right:1px; border-bottom:1px; border-left:1px; border-top-color:#000000; border-right-color:#000000; border-bottom-color:#000000; border-left-color:#000000; border-top-style:solid; border-right-style:solid; border-bottom-style:solid; border-left-style:solid;&quot;&gt;
-&lt;p style=&quot; margin-top:0px; margin-bottom:0px; margin-left:0px; margin-right:0px; -qt-block-indent:0; text-indent:0px;&quot;&gt;&lt;span style=&quot; font-family:'Courier New'; font-size:8pt;&quot;&gt;Reset Stroke range&lt;/span&gt;&lt;/p&gt;
-&lt;p style=&quot;-qt-paragraph-type:empty; margin-top:0px; margin-bottom:0px; margin-left:0px; margin-right:0px; -qt-block-indent:0; text-indent:0px; font-family:'Courier New'; font-size:8pt;&quot;&gt;&lt;br /&gt;&lt;/p&gt;&lt;/td&gt;
-&lt;td style=&quot; padding-left:10; padding-right:10; padding-top:10; padding-bottom:10; border-top:1px; border-right:1px; border-bottom:1px; border-left:1px; border-top-color:#000000; border-right-color:#000000; border-bottom-color:#000000; border-left-color:#000000; border-top-style:solid; border-right-style:solid; border-bottom-style:solid; border-left-style:solid;&quot;&gt;
-&lt;p align=&quot;right&quot; style=&quot; margin-top:0px; margin-bottom:0px; margin-left:0px; margin-right:0px; -qt-block-indent:0; text-indent:0px;&quot;&gt;&lt;span style=&quot; font-family:'Courier New'; font-size:8pt; font-weight:600; color:#aa0000;&quot;&gt;V&lt;/span&gt;&lt;span style=&quot; font-family:'Courier New'; font-size:8pt; font-weight:600;&quot;&gt;:&lt;/span&gt;&lt;/p&gt;&lt;/td&gt;
-&lt;td style=&quot; padding-left:10; padding-right:10; padding-top:10; padding-bottom:10; border-top:1px; border-right:1px; border-bottom:1px; border-left:1px; border-top-color:#000000; border-right-color:#000000; border-bottom-color:#000000; border-left-color:#000000; border-top-style:solid; border-right-style:solid; border-bottom-style:solid; border-left-style:solid;&quot;&gt;
-&lt;p style=&quot; margin-top:0px; margin-bottom:0px; margin-left:0px; margin-right:0px; -qt-block-indent:0; text-indent:0px;&quot;&gt;&lt;span style=&quot; font-family:'Courier New'; font-size:8pt;&quot;&gt;Toggle axis multiplier&lt;/span&gt;&lt;/p&gt;
-&lt;p style=&quot;-qt-paragraph-type:empty; margin-top:0px; margin-bottom:0px; margin-left:0px; margin-right:0px; -qt-block-indent:0; text-indent:0px; font-family:'Courier New'; font-size:8pt;&quot;&gt;&lt;br /&gt;&lt;/p&gt;&lt;/td&gt;
-&lt;td&gt;&lt;/td&gt;
-&lt;td&gt;&lt;/td&gt;
-&lt;td&gt;&lt;/td&gt;
-&lt;td&gt;&lt;/td&gt;&lt;/tr&gt;
-&lt;tr&gt;
-&lt;td style=&quot; padding-left:10; padding-right:10; padding-top:10; padding-bottom:10; border-top:1px; border-right:1px; border-bottom:1px; border-left:1px; border-top-color:#000000; border-right-color:#000000; border-bottom-color:#000000; border-left-color:#000000; border-top-style:solid; border-right-style:solid; border-bottom-style:solid; border-left-style:solid;&quot;&gt;
-&lt;p align=&quot;right&quot; style=&quot; margin-top:0px; margin-bottom:0px; margin-left:0px; margin-right:0px; -qt-block-indent:0; text-indent:0px;&quot;&gt;&lt;span style=&quot; font-family:'Courier New'; font-size:8pt; font-weight:600; color:#aa0000;&quot;&gt;P&lt;/span&gt;&lt;span style=&quot; font-family:'Courier New'; font-size:8pt; font-weight:600;&quot;&gt;:&lt;/span&gt;&lt;/p&gt;&lt;/td&gt;
-&lt;td style=&quot; padding-left:10; padding-right:10; padding-top:10; padding-bottom:10; border-top:1px; border-right:1px; border-bottom:1px; border-left:1px; border-top-color:#000000; border-right-color:#000000; border-bottom-color:#000000; border-left-color:#000000; border-top-style:solid; border-right-style:solid; border-bottom-style:solid; border-left-style:solid;&quot;&gt;
-&lt;p style=&quot; margin-top:0px; margin-bottom:0px; margin-left:0px; margin-right:0px; -qt-block-indent:0; text-indent:0px;&quot;&gt;&lt;span style=&quot; font-family:'Courier New'; font-size:8pt;&quot;&gt;Pause all action&lt;/span&gt;&lt;/p&gt;
-&lt;p style=&quot;-qt-paragraph-type:empty; margin-top:0px; margin-bottom:0px; margin-left:0px; margin-right:0px; -qt-block-indent:0; text-indent:0px; font-family:'Courier New'; font-size:8pt;&quot;&gt;&lt;br /&gt;&lt;/p&gt;&lt;/td&gt;
-&lt;td style=&quot; padding-left:10; padding-right:10; padding-top:10; padding-bottom:10; border-top:1px; border-right:1px; border-bottom:1px; border-left:1px; border-top-color:#000000; border-right-color:#000000; border-bottom-color:#000000; border-left-color:#000000; border-top-style:solid; border-right-style:solid; border-bottom-style:solid; border-left-style:solid;&quot;&gt;
-&lt;p align=&quot;right&quot; style=&quot; margin-top:0px; margin-bottom:0px; margin-left:0px; margin-right:0px; -qt-block-indent:0; text-indent:0px;&quot;&gt;&lt;span style=&quot; font-family:'Courier New'; font-size:8pt; font-weight:600; color:#aa0000;&quot;&gt;J&lt;/span&gt;&lt;span style=&quot; font-family:'Courier New'; font-size:8pt; font-weight:600;&quot;&gt;:&lt;/span&gt;&lt;/p&gt;&lt;/td&gt;
-&lt;td style=&quot; padding-left:10; padding-right:10; padding-top:10; padding-bottom:10; border-top:1px; border-right:1px; border-bottom:1px; border-left:1px; border-top-color:#000000; border-right-color:#000000; border-bottom-color:#000000; border-left-color:#000000; border-top-style:solid; border-right-style:solid; border-bottom-style:solid; border-left-style:solid;&quot;&gt;
-&lt;p style=&quot; margin-top:0px; margin-bottom:0px; margin-left:0px; margin-right:0px; -qt-block-indent:0; text-indent:0px;&quot;&gt;&lt;span style=&quot; font-family:'Courier New'; font-size:8pt;&quot;&gt;Skip to moneyshot&lt;/span&gt;&lt;/p&gt;
-&lt;p style=&quot;-qt-paragraph-type:empty; margin-top:0px; margin-bottom:0px; margin-left:0px; margin-right:0px; -qt-block-indent:0; text-indent:0px; font-family:'Courier New'; font-size:8pt;&quot;&gt;&lt;br /&gt;&lt;/p&gt;&lt;/td&gt;
-&lt;td&gt;&lt;/td&gt;
-&lt;td&gt;&lt;/td&gt;
-&lt;td&gt;&lt;/td&gt;
-&lt;td&gt;
-&lt;table border=&quot;0&quot; style=&quot; margin-top:0px; margin-bottom:0px; margin-left:0px; margin-right:0px;&quot; cellspacing=&quot;2&quot; cellpadding=&quot;0&quot;&gt;
-&lt;tr&gt;
-&lt;td&gt;&lt;/td&gt;
-&lt;td&gt;&lt;/td&gt;
-&lt;td&gt;&lt;/td&gt;
-&lt;td&gt;
-&lt;table border=&quot;0&quot; style=&quot; margin-top:0px; margin-bottom:0px; margin-left:0px; margin-right:0px;&quot; cellspacing=&quot;2&quot; cellpadding=&quot;0&quot;&gt;
-&lt;tr&gt;
-&lt;td&gt;&lt;/td&gt;
-&lt;td&gt;&lt;/td&gt;
-&lt;td&gt;&lt;/td&gt;
-&lt;td&gt;&lt;/td&gt;&lt;/tr&gt;&lt;/table&gt;&lt;/td&gt;&lt;/tr&gt;&lt;/table&gt;&lt;/td&gt;&lt;/tr&gt;&lt;/table&gt;&lt;/body&gt;&lt;/html&gt;</string>
-         </property>
-        </widget>
+       <item row="0" column="1">
+        <layout class="QFormLayout" name="formLayout_3">
+         <item row="0" column="0">
+          <widget class="QPushButton" name="openDeoPDFButton">
+           <property name="text">
+            <string>View Deo/HereSphere guide</string>
+           </property>
+          </widget>
+         </item>
+        </layout>
        </item>
       </layout>
      </widget>
```
Left out of the diff: 4 changed lines with no effect on the pictures.
